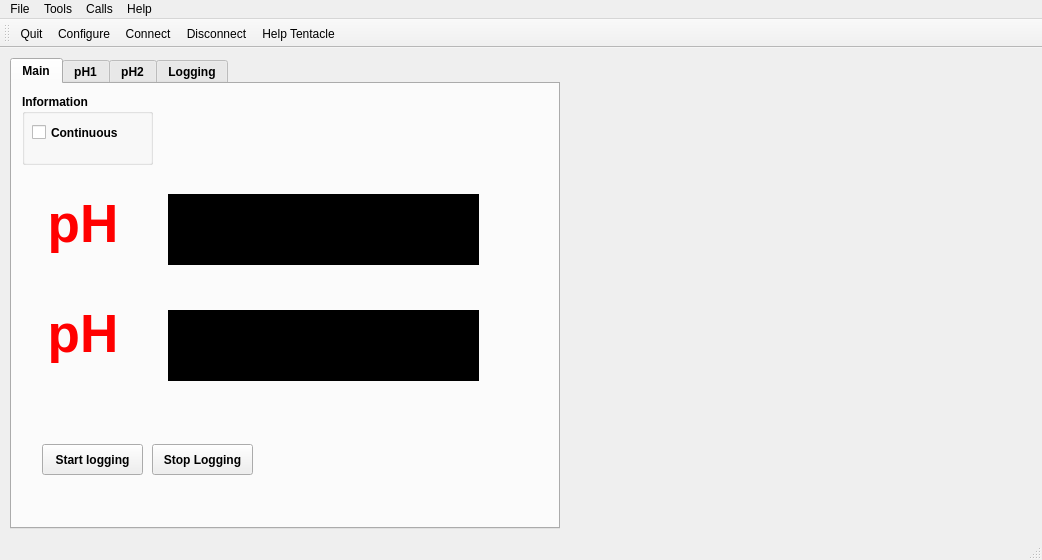
Before: the Qt Designer form src/mainwindow.ui in cskv/atlas-tentacle, drawn with Qt 5.
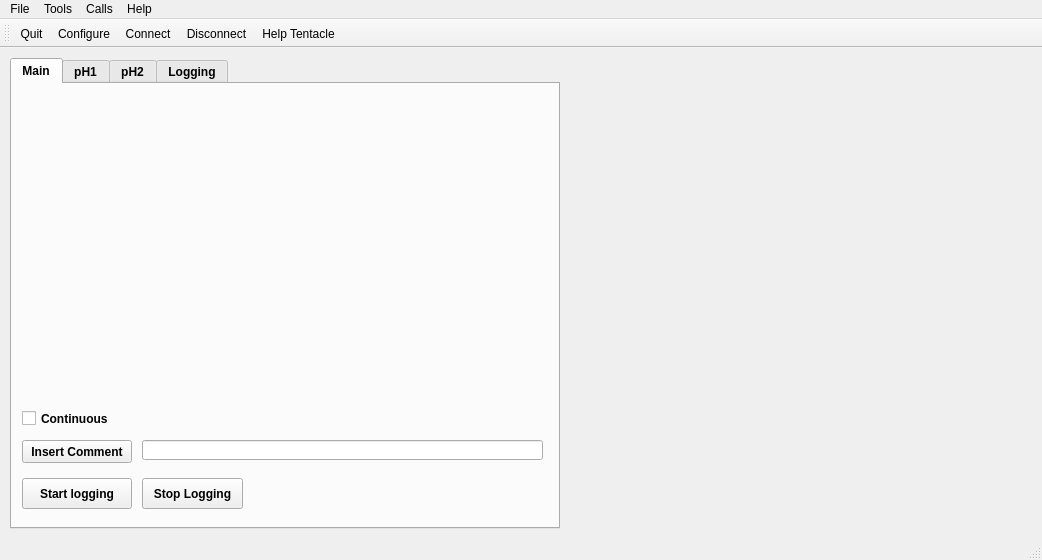
After: the same form once the commit is applied. Icons and pictures are not drawn.

Commit message: Labels on MainWindow-> tabWidget-> mainTab created programatically

What changed in the file:
```diff
--- a/src/mainwindow.ui
+++ b/src/mainwindow.ui
@@ -63,184 +63,11 @@
      <attribute name="title">
       <string>Main</string>
      </attribute>
-     <widget class="QLabel" name="lblEZO1">
-      <property name="geometry">
-       <rect>
-        <x>10</x>
-        <y>110</y>
-        <width>122</width>
-        <height>60</height>
-       </rect>
-      </property>
-      <property name="font">
-       <font>
-        <pointsize>40</pointsize>
-        <weight>75</weight>
-        <bold>true</bold>
-       </font>
-      </property>
-      <property name="styleSheet">
-       <string notr="true">color: red;</string>
-      </property>
-      <property name="text">
-       <string>pH</string>
-      </property>
-      <property name="alignment">
-       <set>Qt::AlignCenter</set>
-      </property>
-     </widget>
-     <widget class="QLabel" name="lblValue1">
-      <property name="geometry">
-       <rect>
-        <x>156</x>
-        <y>110</y>
-        <width>311</width>
-        <height>71</height>
-       </rect>
-      </property>
-      <property name="font">
-       <font>
-        <family>Arial</family>
-        <pointsize>40</pointsize>
-        <weight>75</weight>
-        <bold>true</bold>
-       </font>
-      </property>
-      <property name="styleSheet">
-       <string notr="true">background: black;
-color: orange;
-</string>
-      </property>
-      <property name="text">
-       <string/>
-      </property>
-      <property name="textFormat">
-       <enum>Qt::PlainText</enum>
-      </property>
-      <property name="alignment">
-       <set>Qt::AlignCenter</set>
-      </property>
-      <property name="margin">
-       <number>4</number>
-      </property>
-     </widget>
-     <widget class="QGroupBox" name="groupBox">
-      <property name="geometry">
-       <rect>
-        <x>10</x>
-        <y>10</y>
-        <width>131</width>
-        <height>71</height>
-       </rect>
-      </property>
-      <property name="sizePolicy">
-       <sizepolicy hsizetype="Minimum" vsizetype="Fixed">
-        <horstretch>0</horstretch>
-        <verstretch>0</verstretch>
-       </sizepolicy>
-      </property>
-      <property name="font">
-       <font>
-        <weight>75</weight>
-        <bold>true</bold>
-       </font>
-      </property>
-      <property name="title">
-       <string>Information</string>
-      </property>
-      <widget class="QCheckBox" name="contCB">
-       <property name="geometry">
-        <rect>
-         <x>10</x>
-         <y>30</y>
-         <width>101</width>
-         <height>17</height>
-        </rect>
-       </property>
-       <property name="text">
-        <string>Continuous</string>
-       </property>
-      </widget>
-     </widget>
-     <widget class="QLabel" name="lblValue2">
-      <property name="geometry">
-       <rect>
-        <x>156</x>
-        <y>226</y>
-        <width>311</width>
-        <height>71</height>
-       </rect>
-      </property>
-      <property name="font">
-       <font>
-        <family>Arial</family>
-        <pointsize>40</pointsize>
-        <weight>75</weight>
-        <bold>true</bold>
-       </font>
-      </property>
-      <property name="styleSheet">
-       <string notr="true">background: black;
-color: orange;
-</string>
-      </property>
-      <property name="text">
-       <string/>
-      </property>
-      <property name="textFormat">
-       <enum>Qt::PlainText</enum>
-      </property>
-      <property name="alignment">
-       <set>Qt::AlignCenter</set>
-      </property>
-      <property name="margin">
-       <number>4</number>
-      </property>
-     </widget>
-     <widget class="QLabel" name="lblEZO2">
-      <property name="geometry">
-       <rect>
-        <x>10</x>
-        <y>220</y>
-        <width>122</width>
-        <height>60</height>
-       </rect>
-      </property>
-      <property name="font">
-       <font>
-        <pointsize>40</pointsize>
-        <weight>75</weight>
-        <bold>true</bold>
-       </font>
-      </property>
-      <property name="styleSheet">
-       <string notr="true">color: red;</string>
-      </property>
-      <property name="text">
-       <string>pH</string>
-      </property>
-      <property name="alignment">
-       <set>Qt::AlignCenter</set>
-      </property>
-     </widget>
-     <widget class="QPushButton" name="btnLogStart">
-      <property name="geometry">
-       <rect>
-        <x>30</x>
-        <y>360</y>
-        <width>101</width>
-        <height>31</height>
-       </rect>
-      </property>
-      <property name="text">
-       <string>Start logging</string>
-      </property>
-     </widget>
      <widget class="QPushButton" name="btnLogStop">
       <property name="geometry">
        <rect>
-        <x>140</x>
-        <y>360</y>
+        <x>130</x>
+        <y>394</y>
         <width>101</width>
         <height>31</height>
        </rect>
@@ -249,6 +76,55 @@
        <string>Stop Logging</string>
       </property>
      </widget>
+     <widget class="QPushButton" name="pushButton">
+      <property name="geometry">
+       <rect>
+        <x>10</x>
+        <y>356</y>
+        <width>110</width>
+        <height>23</height>
+       </rect>
+      </property>
+      <property name="text">
+       <string>Insert Comment</string>
+      </property>
+     </widget>
+     <widget class="QLineEdit" name="leComment">
+      <property name="geometry">
+       <rect>
+        <x>130</x>
+        <y>356</y>
+        <width>401</width>
+        <height>20</height>
+       </rect>
+      </property>
+     </widget>
+     <widget class="QPushButton" name="btnLogStart">
+      <property name="geometry">
+       <rect>
+        <x>10</x>
+        <y>394</y>
+        <width>110</width>
+        <height>31</height>
+       </rect>
+      </property>
+      <property name="text">
+       <string>Start logging</string>
+      </property>
+     </widget>
+     <widget class="QCheckBox" name="contCB">
+      <property name="geometry">
+       <rect>
+        <x>10</x>
+        <y>326</y>
+        <width>110</width>
+        <height>17</height>
+       </rect>
+      </property>
+      <property name="text">
+       <string>Continuous</string>
+      </property>
+     </widget>
     </widget>
     <widget class="QWidget" name="EZOTab1">
      <attribute name="icon">
```
The commit also changes 2 other files.
